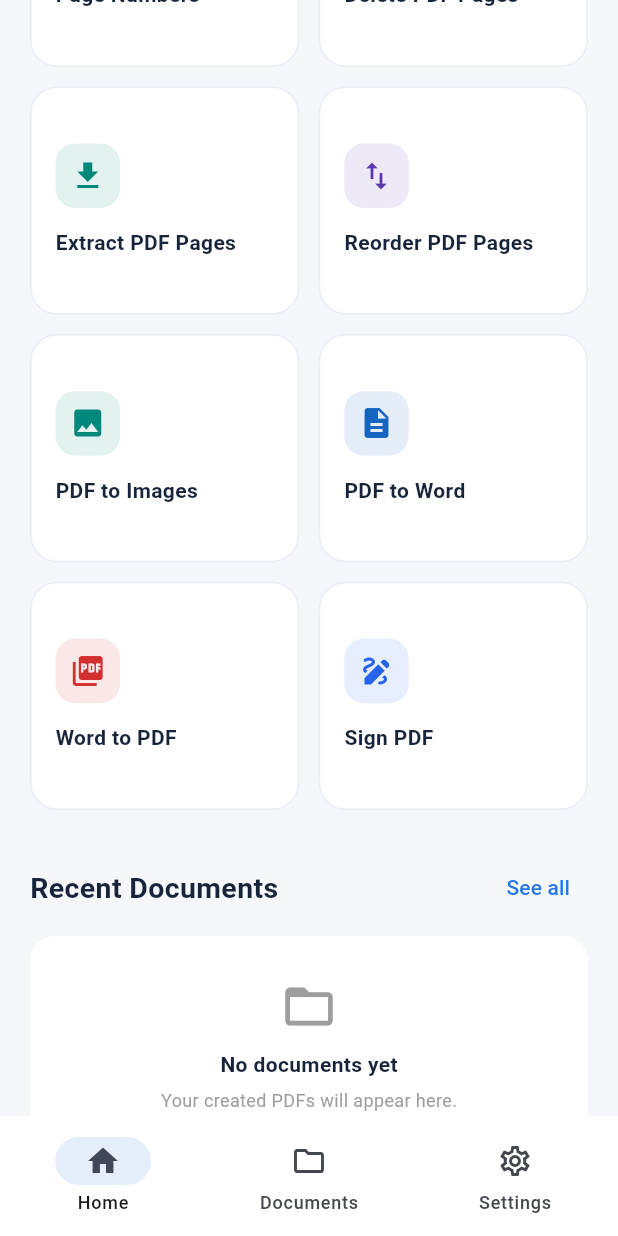
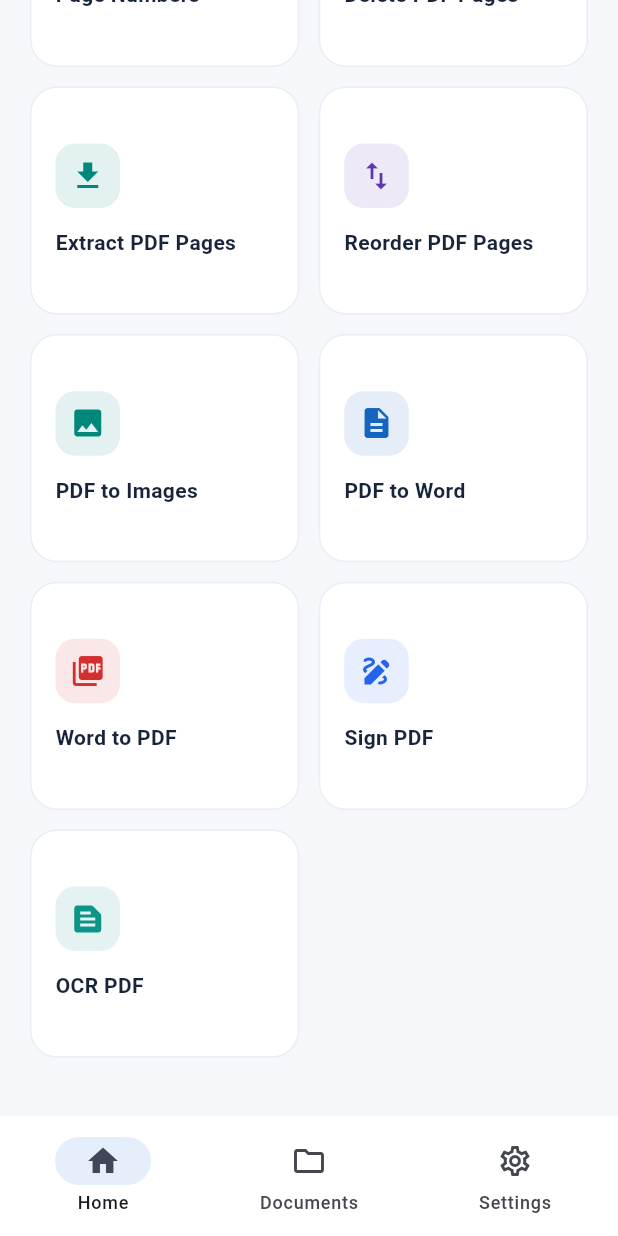
Before and after one commit to taageero3-maker/rakib-pdf, a Flutter app: the screen it shows after launch, scrolled down 1152 dp, on a phone screen of 412 x 824 dp. Run offline on Flutter 3.47's test engine with Material 3 defaults, Android fonts, the phone set to English and light mode, and no system bars; our stand-ins replace camera, cross_file, file_picker, image_picker, pdf, share_plus and 1 more; missing offline and left inert: ares_defence_labs_lock_smith_pdf, document_scan, file_compression_plus, flutter_pdfview, google_mlkit_text_recognition, pdf_document and 2 more.

Commit message:
Update main.dart

```diff
--- a/lib/main.dart
+++ b/lib/main.dart
@@ -2492,6 +2492,12 @@ Future<void> extractTextFromPdf() async {
   'Sign PDF',
   const Color(0xFF2563EB),
   signPdf,
+),
+    toolCard(
+  Icons.text_snippet,
+  'OCR PDF',
+  const Color(0xFF0D9488),
+  extractTextFromPdf,
 ),
   ],
 ),
```
